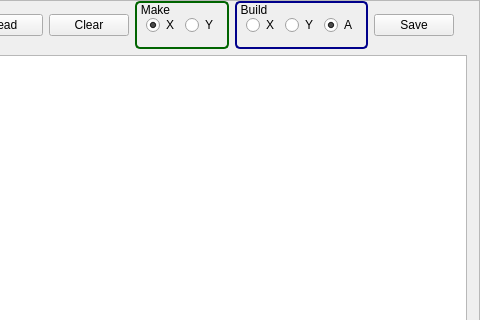
Above: apps/BlockTool/blockTool.ui from assignonward/aosuite before the change; both pictures show x 565 to 1045 and y 0 to 320 of the 1045 by 485 pixel window. Below: the same form after it.
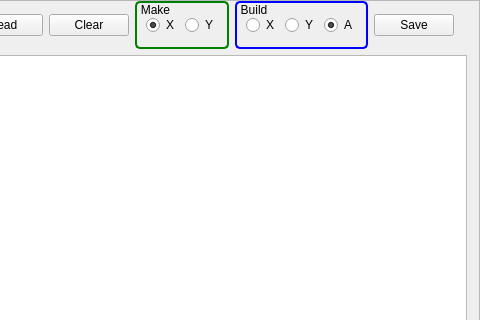
That is the form after the change. Icons and pictures are not drawn.

```diff
--- a/apps/BlockTool/blockTool.ui
+++ b/apps/BlockTool/blockTool.ui
@@ -188,7 +188,7 @@
         </property>
         <property name="styleSheet">
          <string notr="true">QGroupBox { 
-     border: 2px solid darkgreen; 
+     border: 2px solid green; 
      border-radius: 5px; 
      font-size: 12px
  }
@@ -241,7 +241,7 @@
         </property>
         <property name="styleSheet">
          <string notr="true">QGroupBox { 
-     border: 2px solid darkblue; 
+     border: 2px solid blue; 
      border-radius: 5px; 
      font-size: 12px
  }
```
